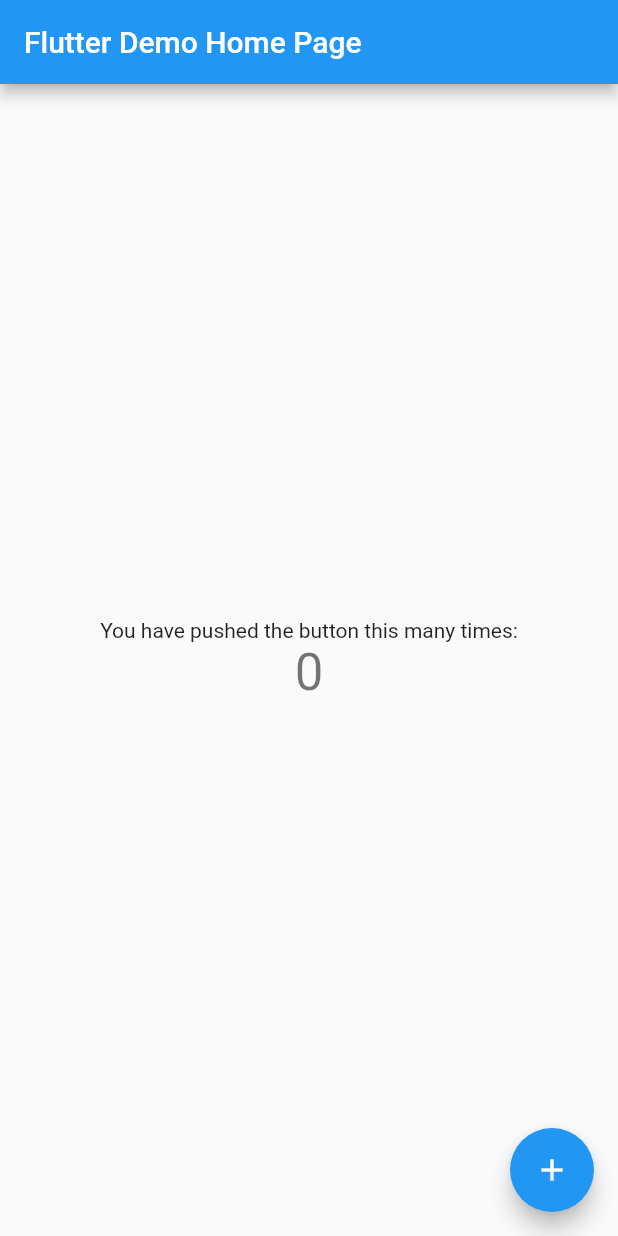
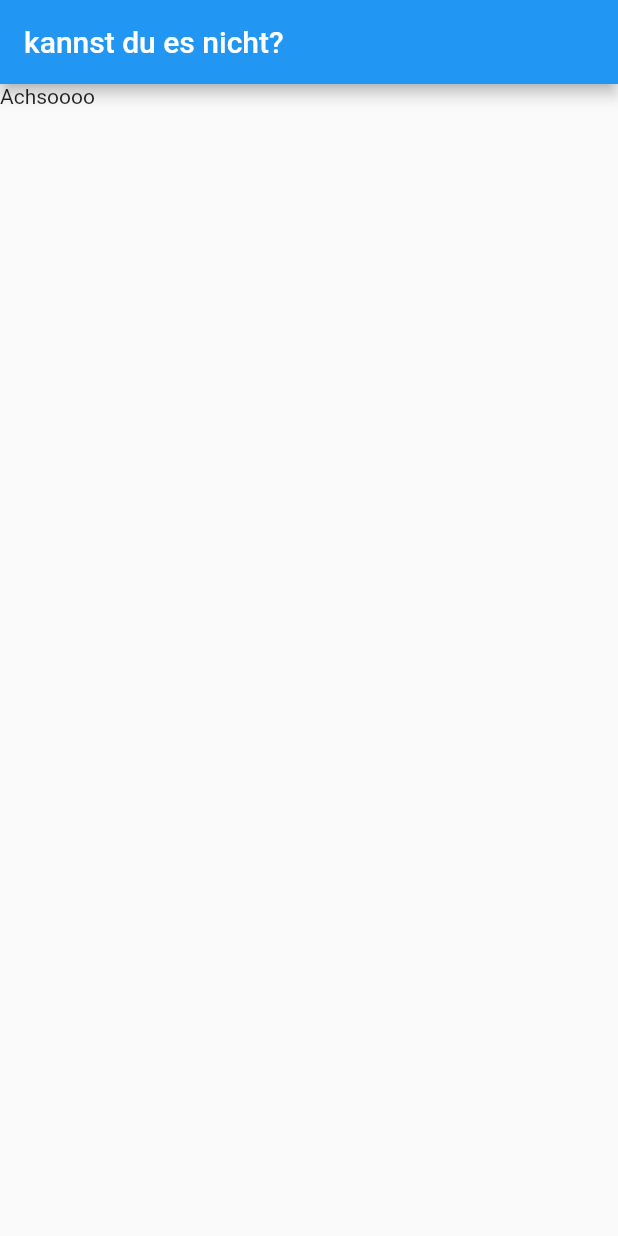
Before and after one commit to FermainPariz/TODO-APP, a Flutter app: the screen it shows after launch, on a phone screen of 412 x 824 dp. Run offline on Flutter 3.47's test engine with Material 2 defaults, Android fonts, the phone set to English and light mode, and no system bars.

Commit message:
Hello World applikation

```diff
--- a/todo_app/lib/main.dart
+++ b/todo_app/lib/main.dart
@@ -1,115 +1,14 @@
 import 'package:flutter/material.dart';
 
-void main() {
-  runApp(const MyApp());
-}
+void main() => runApp(MaterialApp(home: ToDo()));
 
-class MyApp extends StatelessWidget {
-  const MyApp({Key? key}) : super(key: key);
-
-  // This widget is the root of your application.
+class ToDo extends StatelessWidget {
   @override
   Widget build(BuildContext context) {
-    return MaterialApp(
-      title: 'Flutter Demo',
-      theme: ThemeData(
-        // This is the theme of your application.
-        //
-        // Try running your application with "flutter run". You'll see the
-        // application has a blue toolbar. Then, without quitting the app, try
-        // changing the primarySwatch below to Colors.green and then invoke
-        // "hot reload" (press "r" in the console where you ran "flutter run",
-        // or simply save your changes to "hot reload" in a Flutter IDE).
-        // Notice that the counter didn't reset back to zero; the application
-        // is not restarted.
-        primarySwatch: Colors.blue,
-      ),
-      home: const MyHomePage(title: 'Flutter Demo Home Page'),
-    );
+    return Scaffold(
+        appBar: AppBar(
+          title: Text('kannst du es nicht?'),
+        ),
+        body: Text('Achsoooo'));
   }
 }
-
-class MyHomePage extends StatefulWidget {
-  const MyHomePage({Key? key, required this.title}) : super(key: key);
-
-  // This widget is the home page of your application. It is stateful, meaning
-  // that it has a State object (defined below) that contains fields that affect
-  // how it looks.
-
-  // This class is the configuration for the state. It holds the values (in this
-  // case the title) provided by the parent (in this case the App widget) and
-  // used by the build method of the State. Fields in a Widget subclass are
-  // always marked "final".
-
-  final String title;
-
-  @override
-  State<MyHomePage> createState() => _MyHomePageState();
-}
-
-class _MyHomePageState extends State<MyHomePage> {
-  int _counter = 0;
-
-  void _incrementCounter() {
-    setState(() {
-      // This call to setState tells the Flutter framework that something has
-      // changed in this State, which causes it to rerun the build method below
-      // so that the display can reflect the updated values. If we changed
-      // _counter without calling setState(), then the build method would not be
-      // called again, and so nothing would appear to happen.
-      _counter++;
-    });
-  }
-
-  @override
-  Widget build(BuildContext context) {
-    // This method is rerun every time setState is called, for instance as done
-    // by the _incrementCounter method above.
-    //
-    // The Flutter framework has been optimized to make rerunning build methods
-    // fast, so that you can just rebuild anything that needs updating rather
-    // than having to individually change instances of widgets.
-    return Scaffold(
-      appBar: AppBar(
-        // Here we take the value from the MyHomePage object that was created by
-        // the App.build method, and use it to set our appbar title.
-        title: Text(widget.title),
-      ),
-      body: Center(
-        // Center is a layout widget. It takes a single child and positions it
-        // in the middle of the parent.
-        child: Column(
-          // Column is also a layout widget. It takes a list of children and
-          // arranges them vertically. By default, it sizes itself to fit its
-          // children horizontally, and tries to be as tall as its parent.
-          //
-          // Invoke "debug painting" (press "p" in the console, choose the
-          // "Toggle Debug Paint" action from the Flutter Inspector in Android
-          // Studio, or the "Toggle Debug Paint" command in Visual Studio Code)
-          // to see the wireframe for each widget.
-          //
-          // Column has various properties to control how it sizes itself and
-          // how it positions its children. Here we use mainAxisAlignment to
-          // center the children vertically; the main axis here is the vertical
-          // axis because Columns are vertical (the cross axis would be
-          // horizontal).
-          mainAxisAlignment: MainAxisAlignment.center,
-          children: <Widget>[
-            const Text(
-              'You have pushed the button this many times:',
-            ),
-            Text(
-              '$_counter',
-              style: Theme.of(context).textTheme.headline4,
-            ),
-          ],
-        ),
-      ),
-      floatingActionButton: FloatingActionButton(
-        onPressed: _incrementCounter,
-        tooltip: 'Increment',
-        child: const Icon(Icons.add),
-      ), // This trailing comma makes auto-formatting nicer for build methods.
-    );
-  }
-}
```
Also changed, not shown: 1 other file.
